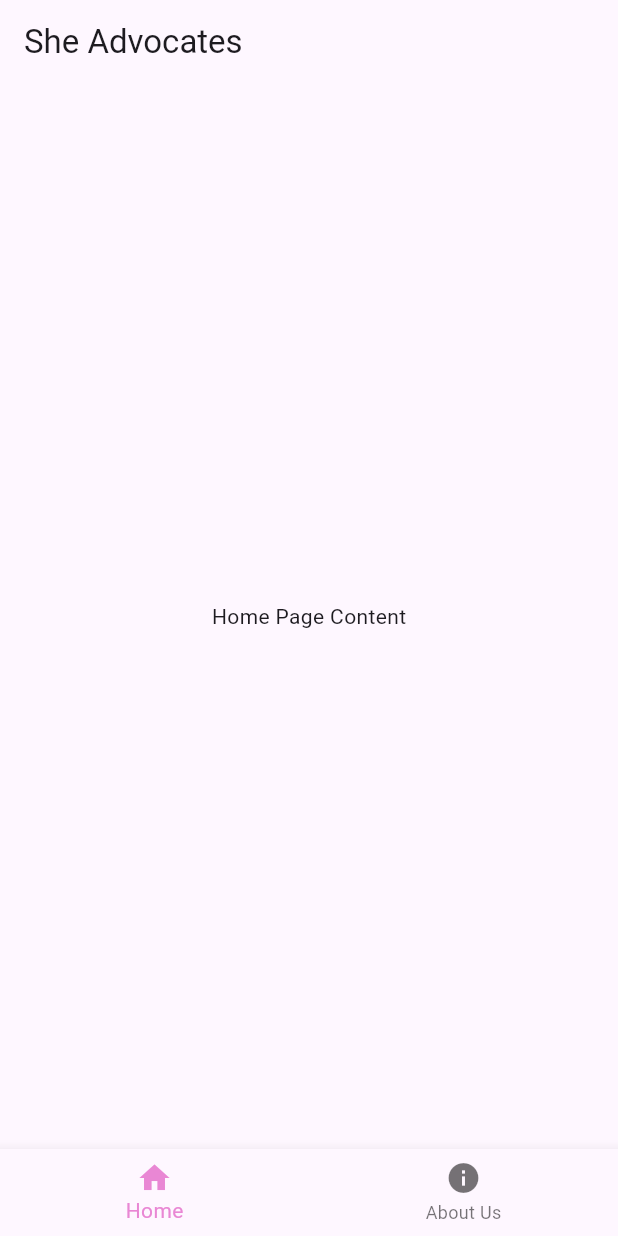
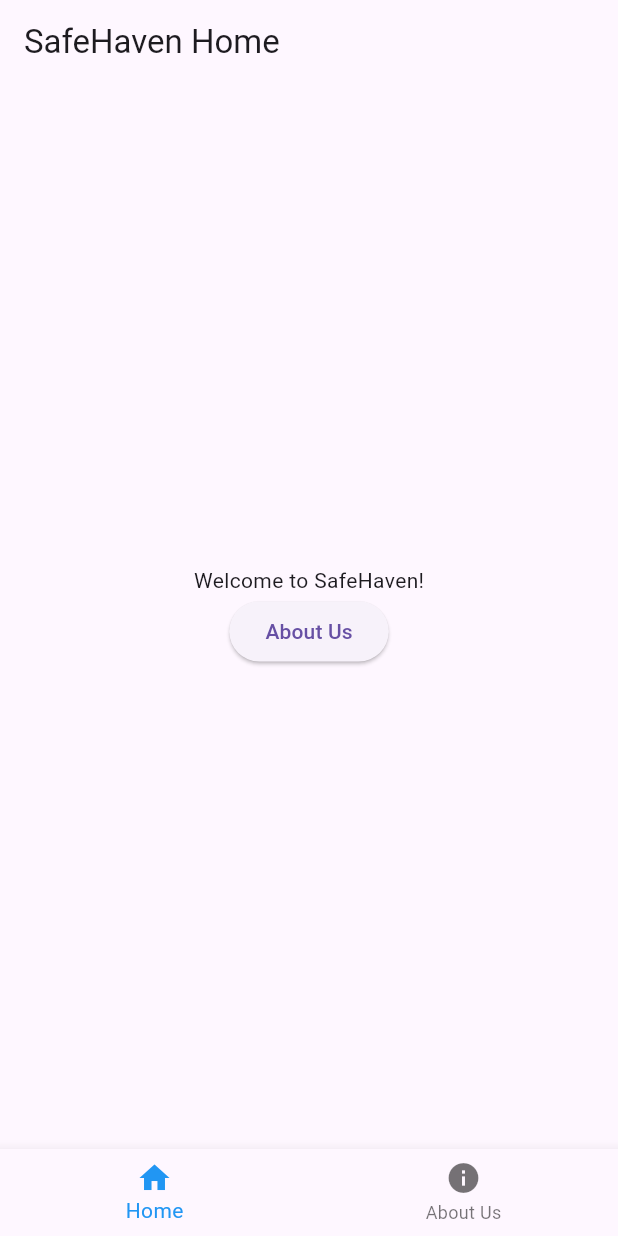
Before and after one commit to 254netsh/PLPFinalProjectG_10, a Flutter app: the screen it shows after launch, on a phone screen of 412 x 824 dp. Run offline on Flutter 3.47's test engine with Material 3 defaults, Android fonts, the phone set to English and light mode, and no system bars.

Commit message:
Separate the homepage code from the main.dart file

```diff
--- a/gbvapp/lib/main.dart
+++ b/gbvapp/lib/main.dart
@@ -1,7 +1,7 @@
 // main.dart
 import 'package:flutter/material.dart';
 import 'about_us.dart'; // Import the AboutUsPage
-
+import 'myhomepage.dart'; // Import the MyHomePage
 void main() {
   runApp(MyApp());
 }
@@ -18,52 +18,3 @@
     );
   }
 }
-
-class MyHomePage extends StatefulWidget {
-  const MyHomePage({super.key});
-
-  @override
-  // ignore: library_private_types_in_public_api
-  _MyHomePageState createState() => _MyHomePageState();
-}
-
-class _MyHomePageState extends State<MyHomePage> {
-  int _selectedIndex = 0;
-  static final List<Widget> _widgetOptions = <Widget>[
-    const Text('Home Page Content'), // Placeholder for the Home Page
-    AboutUsPage(), // The About Us Page
-  ];
-
-  void _onItemTapped(int index) {
-    setState(() {
-      _selectedIndex = index;
-    });
-  }
-
-  @override
-  Widget build(BuildContext context) {
-    return Scaffold(
-      appBar: AppBar(
-        title: const Text('She Advocates'),
-      ),
-      body: Center(
-        child: _widgetOptions.elementAt(_selectedIndex),
-      ),
-      bottomNavigationBar: BottomNavigationBar(
-        items: const <BottomNavigationBarItem>[
-          BottomNavigationBarItem(
-            icon: Icon(Icons.home),
-            label: 'Home',
-          ),
-          BottomNavigationBarItem(
-            icon: Icon(Icons.info),
-            label: 'About Us',
-          ),
-        ],
-        currentIndex: _selectedIndex,
-        selectedItemColor: Color.fromARGB(255, 233, 135, 212),
-        onTap: _onItemTapped,
-      ),
-    );
-  }
-}
--- /dev/null
+++ b/gbvapp/lib/myhomepage.dart
@@ -0,0 +1,62 @@
+import 'package:flutter/material.dart';
+import 'about_us.dart'; // Import the AboutUsPage
+
+class MyHomePage extends StatefulWidget {
+  const MyHomePage({Key? key}) : super(key: key);
+
+  @override
+  _MyHomePageState createState() => _MyHomePageState();
+}
+
+class _MyHomePageState extends State<MyHomePage> {
+  int _selectedIndex = 0;
+
+  static final List<Widget> _widgetOptions = <Widget>[
+    Column(
+      mainAxisAlignment: MainAxisAlignment.center,
+      children: <Widget>[
+        Text('Welcome to SafeHaven!'),
+        ElevatedButton(
+          onPressed: () {
+            // Code to navigate to About Us page can be removed since it's handled by the BottomNavigationBar
+          },
+          child: Text('About Us'),
+        ),
+      ],
+    ),
+    AboutUsPage(), // The About Us Page
+  ];
+
+  void _onItemTapped(int index) {
+    setState(() {
+      _selectedIndex = index;
+    });
+  }
+
+  @override
+  Widget build(BuildContext context) {
+    return Scaffold(
+      appBar: AppBar(
+        title: const Text('SafeHaven Home'),
+      ),
+      body: Center(
+        child: _widgetOptions.elementAt(_selectedIndex),
+      ),
+      bottomNavigationBar: BottomNavigationBar(
+        items: const <BottomNavigationBarItem>[
+          BottomNavigationBarItem(
+            icon: Icon(Icons.home),
+            label: 'Home',
+          ),
+          BottomNavigationBarItem(
+            icon: Icon(Icons.info),
+            label: 'About Us',
+          ),
+        ],
+        currentIndex: _selectedIndex,
+        selectedItemColor: Colors.blue,
+        onTap: _onItemTapped,
+      ),
+    );
+  }
+}
```
